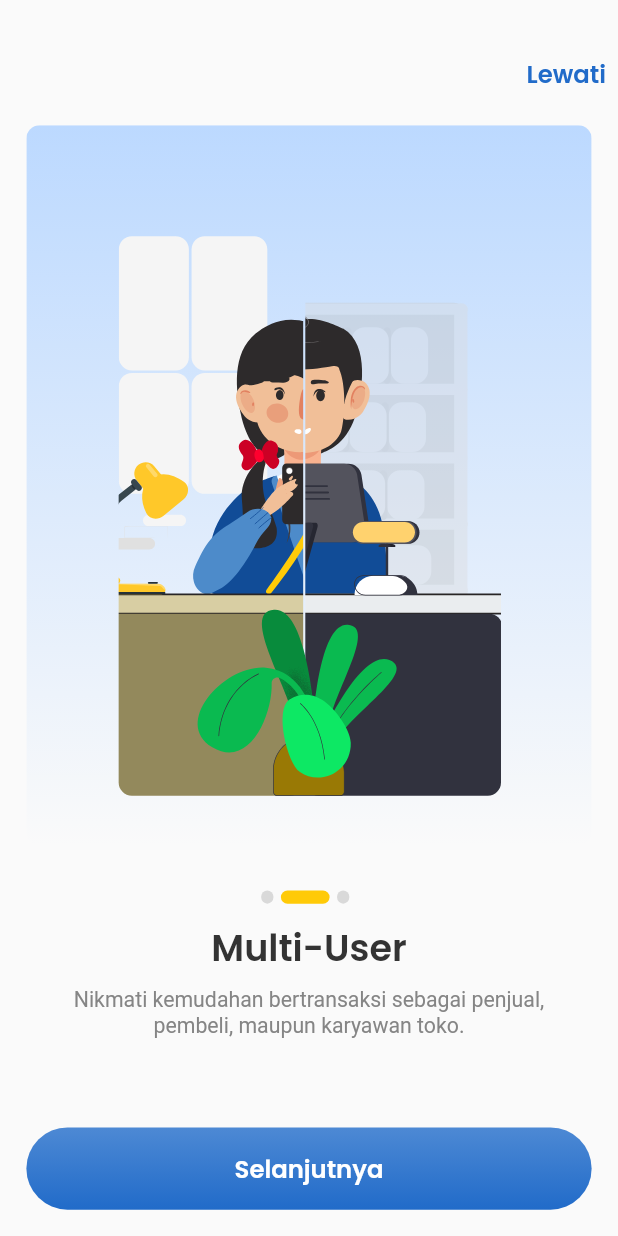
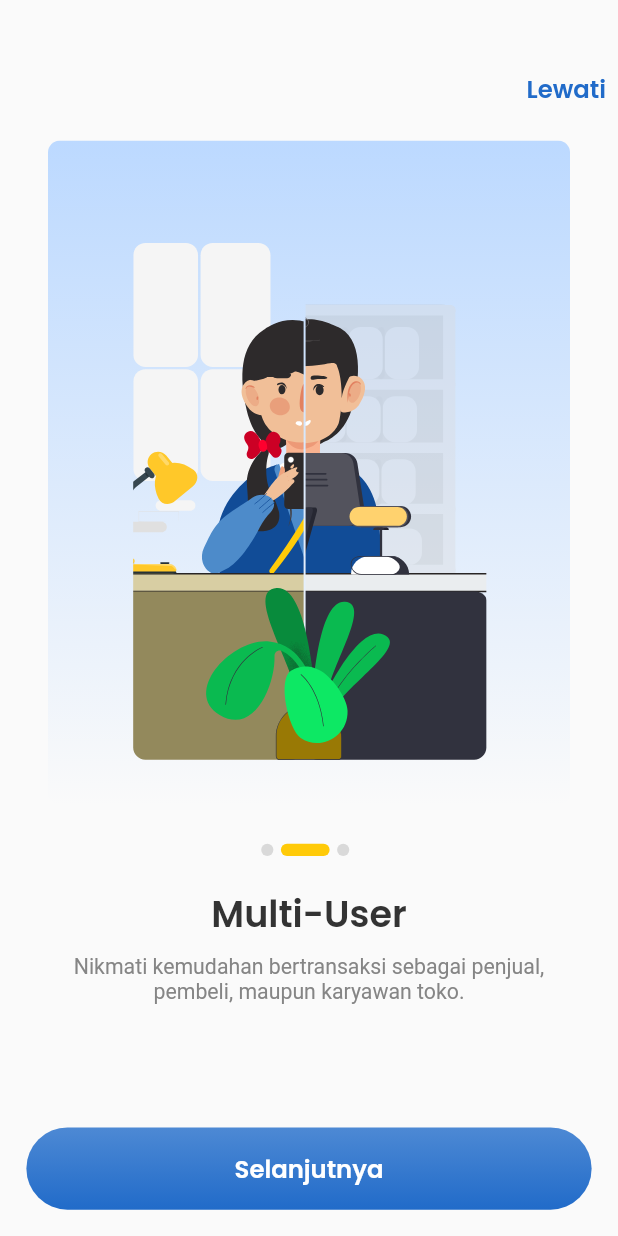
Before and after one commit to juragancode/sample, a Flutter app: the IntroScreenView screen opened by its route, after a tap on "Selanjutnya", on a phone screen of 412 x 824 dp. Run offline on Flutter 3.47's test engine with Material 2 defaults, Android fonts, the phone set to English and light mode, and no system bars; our stand-ins replace flutter_screenutil, flutter_svg, get, get_storage, permission_handler, pin_code_fields; missing offline and left inert: text_divider; accounts and stored records are empty.

Commit message:
benerin dot kuning di intro screen menantang juga, awesome

```diff
--- a/lib/app/modules/intro_screen/controllers/intro_screen_controller.dart
+++ b/lib/app/modules/intro_screen/controllers/intro_screen_controller.dart
@@ -4,4 +4,5 @@ import 'package:flutter/material.dart';
 class IntroScreenController extends GetxController {
   final RxInt currentIndex = 0.obs;
   final PageController initialP = PageController(initialPage: 0);
+  final PageController secondP = PageController(initialPage: 0);
 }
--- a/lib/app/modules/intro_screen/views/intro_screen_view.dart
+++ b/lib/app/modules/intro_screen/views/intro_screen_view.dart
@@ -24,7 +24,7 @@ class IntroScreenView extends GetView<IntroScreenController> {
         children: [
           Column(
             children: [
-              SizedBox(height: 25.h),
+              SizedBox(height: 35.h),
               Align(
                 alignment: Alignment.centerRight,
                 child: TextButton(
@@ -39,12 +39,60 @@ class IntroScreenView extends GetView<IntroScreenController> {
                   ),
                 ),
               ),
-              Expanded(
+              SizedBox(height: 10.h),
+              Container(
+                height: 437.h,
                 child: PageView.builder(
                   controller: controller.initialP,
                   itemCount: contents.length,
                   onPageChanged: (int index) {
                     controller.currentIndex.value = index;
+                    controller.initialP.jumpToPage(index);
+                    controller.secondP.jumpToPage(index);
+                  },
+                  itemBuilder: (_, i) {
+                    return Padding(
+                      padding: EdgeInsets.symmetric(
+                        horizontal: 16.w,
+                      ),
+                      child: Container(
+                        decoration: BoxDecoration(
+                          borderRadius: BorderRadius.circular(8.r),
+                        ),
+                        child: SvgPicture.asset(
+                          contents[i].image,
+                          // width: 343.w,
+                          // height: 437.w,
+                          // fit: BoxFit.cover,
+                        ),
+                      ),
+                    );
+                  },
+                ),
+              ),
+              SizedBox(height: 25.h),
+              Obx(
+                () => Container(
+                  // margin: EdgeInsets.only(top: 560.h),
+                  child: Row(
+                    mainAxisAlignment: MainAxisAlignment.center,
+                    children: List.generate(
+                      contents.length,
+                      (index) => buildDot(index, context),
+                    ),
+                  ),
+                ),
+              ),
+              // SizedBox(height: 20),
+              Flexible(
+                child: Container(
+                  child: PageView.builder(
+                    controller: controller.secondP,
+                    itemCount: contents.length,
+                    onPageChanged: (int index) {
+                      controller.currentIndex.value = index;
+                      controller.initialP.jumpToPage(index);
+                      controller.secondP.jumpToPage(index);
                     },
                     itemBuilder: (_, i) {
                       return Padding(
@@ -53,19 +101,7 @@ class IntroScreenView extends GetView<IntroScreenController> {
                         ),
                         child: Column(
                           children: [
-                          SizedBox(height: 10.h),
-                          Container(
-                            decoration: BoxDecoration(
-                              borderRadius: BorderRadius.circular(8.r),
-                            ),
-                            child: SvgPicture.asset(
-                              contents[i].image,
-                              width: 343.w,
-                              // height: 437.w,
-                              fit: BoxFit.cover,
-                            ),
-                          ),
-                          SizedBox(height: 49.h),
+                            SizedBox(height: 20.h),
                             Text(
                               contents[i].title,
                               style: TextStyle(
@@ -91,22 +127,8 @@ class IntroScreenView extends GetView<IntroScreenController> {
                     },
                   ),
                 ),
+              ),
             ],
-          ),
-          Align(
-            alignment: Alignment.topCenter,
-            child: Obx(
-              () => Container(
-                margin: EdgeInsets.only(top: 585.h),
-                child: Row(
-                  mainAxisAlignment: MainAxisAlignment.center,
-                  children: List.generate(
-                    contents.length,
-                    (index) => buildDot(index, context),
-                  ),
-                ),
-              ),
-            ),
           ),
           Align(
             alignment: Alignment.bottomCenter,
@@ -159,6 +181,10 @@ class IntroScreenView extends GetView<IntroScreenController> {
                       duration: Duration(milliseconds: 100),
                       curve: Curves.bounceIn,
                     );
+                    controller.secondP.nextPage(
+                      duration: Duration(milliseconds: 100),
+                      curve: Curves.bounceIn,
+                    );
                   },
                 ),
               ),
@@ -171,7 +197,7 @@ class IntroScreenView extends GetView<IntroScreenController> {
 
   Container buildDot(int index, BuildContext context) {
     return Container(
-      height: 8.w,
+      height: 8.h,
       width: controller.currentIndex.value == index ? 32.sp : 8.sp,
       margin: EdgeInsets.only(right: 5),
       decoration: BoxDecoration(
--- a/lib/app/modules/login/views/login_view.dart
+++ b/lib/app/modules/login/views/login_view.dart
@@ -217,7 +217,7 @@ class LoginView extends GetView<LoginController> {
                         Icon(
                           Icons.info,
                           color: Color(0xFFFF002E),
-                          size: 20,
+                          size: 20.sp,
                         ),
                         SizedBox(width: 5.sp),
                         Text(
--- a/lib/app/modules/register/views/register_view.dart
+++ b/lib/app/modules/register/views/register_view.dart
@@ -156,7 +156,7 @@ class RegisterView extends GetView<RegisterController> {
                         Icon(
                           Icons.info,
                           color: Color(0xFFFF002E),
-                          size: 20,
+                          size: 20.sp,
                         ),
                         SizedBox(width: 5.sp),
                         Text(
--- a/lib/app/utils/translation.dart
+++ b/lib/app/utils/translation.dart
@@ -56,14 +56,15 @@ class Languages extends Translations {
           'Kirim ulang': 'Kirim ulang',
           ' kode verifikasi.': ' kode verifikasi.',
           'Verifikasi': 'Verifikasi',
-          // 'Selanjutnya': '',
-          // 'Selanjutnya': '',
-          // 'Selanjutnya': '',
-          // 'Selanjutnya': '',
-          // 'Selanjutnya': '',
-          // 'Selanjutnya': '',
-          // 'Selanjutnya': '',
-          // 'Selanjutnya': '',
+          'Buat Password Baru': 'Buat Password Baru',
+          'Silakan buat password baru untuk akunmu':
+              'Silakan buat password baru untuk akunmu',
+          'Masukkan password baru': 'Masukkan password baru',
+          'Minimal 8 karakter.': 'Minimal 8 karakter.',
+          'Masukkan ulang password baru': 'Masukkan ulang password baru',
+          'Setelah password diubah, silakan masuk ke akunmu dengan password baru.':
+              'Setelah password diubah, silakan masuk ke akunmu dengan password baru.',
+          'Lanjut': 'Lanjut',
           // 'Selanjutnya': '',
           // 'Selanjutnya': '',
           // 'Selanjutnya': '',
@@ -127,6 +128,15 @@ class Languages extends Translations {
           'Kirim ulang': 'Resend',
           ' kode verifikasi.': ' the verification code.',
           'Verifikasi': 'Verify',
+          'Buat Password Baru': 'Create New Password',
+          'Silakan buat password baru untuk akunmu':
+              'Please re-create new password for your account',
+          'Masukkan password baru': 'Enter your new password',
+          'Minimal 8 karakter.': 'At least 8 character.',
+          'Masukkan ulang password baru': 'Re-enter your new password',
+          'Setelah password diubah, silakan masuk ke akunmu dengan password baru.':
+              'After this, please sign in to your account with new password.',
+          'Lanjut': 'Next',
         },
       };
 }
```
Also changed, not shown: lib/app/modules/aturUlangPassword/views/atur_ulang_password_view.dart (+13 -11 lines). Lines whose indentation alone changed are shown as unchanged.
